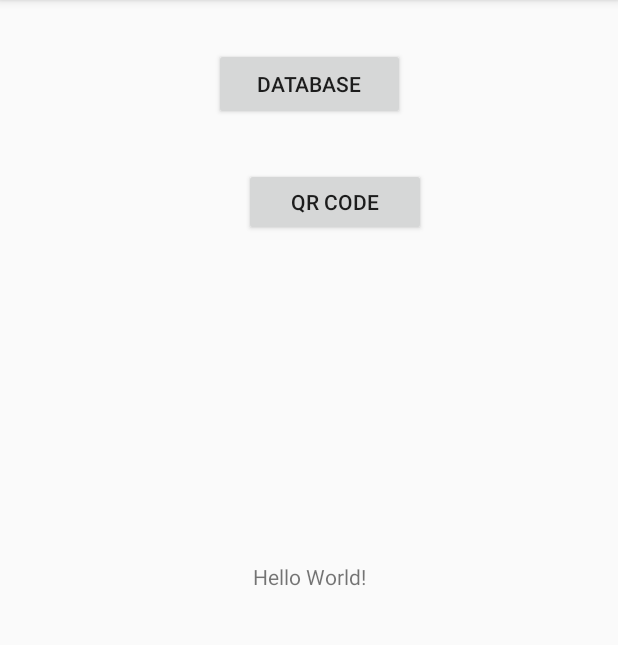
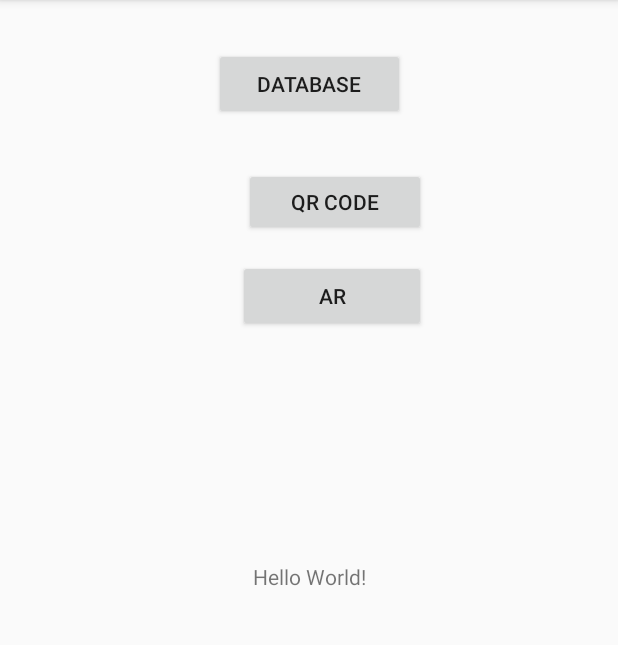
Before and after one commit to Nemos94/AzureDataTestDocuments, an Android app: the screen it shows after launch (MainActivity), on a phone screen of 412 x 824 dp, the part 84-729 px from its top. Run offline under Robolectric (Android 15) with nearby library versions, the phone set to English and light mode, and no system bars; libraries missing offline, so code that uses them is left out: com.azure.data; 1 statement that could not run was skipped.

```diff
--- a/app/src/main/java/com/example/pcgomes/azuredatatestdocuments/MainActivity.java
+++ b/app/src/main/java/com/example/pcgomes/azuredatatestdocuments/MainActivity.java
@@ -26,6 +26,15 @@ public class MainActivity extends AppCompatActivity {
                 startActivity(c);
             }
         });
+
+        Button ar = findViewById(R.id.AugmentedRealityButton);
+        ar.setOnClickListener(new View.OnClickListener() {
+            @Override
+            public void onClick(View v) {
+                Intent c = new Intent(getApplicationContext(), AugmentedReality.class);
+                startActivity(c);
+            }
+        });
         Button qr = findViewById(R.id.buttonQrCode);
         qr.setOnClickListener(new View.OnClickListener() {
             @Override
@@ -40,6 +49,5 @@ public class MainActivity extends AppCompatActivity {
 
         }));
 
-
     }
 }
--- a/app/src/main/java/com/example/pcgomes/azuredatatestdocuments/QrCodeActivity.java
+++ b/app/src/main/java/com/example/pcgomes/azuredatatestdocuments/QrCodeActivity.java
@@ -165,7 +165,6 @@ public class QrCodeActivity extends Activity {
                     .from("Equipment")
                     .where("deviceId", _idDevice);
 
-
             AzureData.queryDocuments("Equipment", "valuesDatabase", query, DictionaryDocument.class,null, onCallback( response  -> {
                 Log.e(TAG, "Document list result: " + response.isSuccessful());
 
@@ -176,6 +175,7 @@ public class QrCodeActivity extends Activity {
                             Object alert = response.getResource().getItems().get(i).get("alert");
                             //valor do sensor
                             Object valueSensor = response.getResource().getItems().get(i).get("value");
+                            //data correspondente a cada valor
                             Object datavalor = response.getResource().getItems().get(i).get("data");
                             //Transforma o valor do alerta do sensor decimal para int
                             int valueSensorInt  = (int) Double.parseDouble(valueSensor.toString());
@@ -204,7 +204,6 @@ public class QrCodeActivity extends Activity {
                         }
                         dialog.cancel();
                     }
-
                 intent.putExtra("id_equipamento", _idDevice);
                 //intent.putExtra("listaValuesSensor", listaValuesSensor.get(coll.getId()).toString());
                 intent.putExtra("listaValuesSensor", listaValuesSensor);
@@ -212,7 +211,6 @@ public class QrCodeActivity extends Activity {
                 startActivity(intent);
 
             }));
-
         }
         catch (Exception ex) {
             ex.printStackTrace();
--- a/app/src/main/res/layout/activity_main.xml
+++ b/app/src/main/res/layout/activity_main.xml
@@ -7,6 +7,7 @@
     tools:context=".MainActivity">
 
     <TextView
+        android:id="@+id/textView"
         android:layout_width="wrap_content"
         android:layout_height="wrap_content"
         android:text="Hello World!"
@@ -40,4 +41,15 @@
         app:layout_constraintEnd_toEndOf="parent"
         app:layout_constraintTop_toBottomOf="@+id/buttonChangeActivity" />
 
+    <Button
+        android:id="@+id/AugmentedRealityButton"
+        android:layout_width="125dp"
+        android:layout_height="wrap_content"
+        android:layout_marginTop="16dp"
+        android:layout_marginEnd="128dp"
+        android:layout_marginRight="128dp"
+        android:text="AR"
+        app:layout_constraintEnd_toEndOf="parent"
+        app:layout_constraintTop_toBottomOf="@+id/buttonQrCode" />
+
 </android.support.constraint.ConstraintLayout>
--- a/build.gradle
+++ b/build.gradle
@@ -8,7 +8,7 @@ buildscript {
     }
     dependencies {
         classpath 'com.android.tools.build:gradle:3.2.1'
-
+        classpath 'com.google.ar.sceneform:plugin:1.5.0'
 
         // NOTE: Do not place your application dependencies here; they belong
         // in the individual module build.gradle files
```
Also changed, not shown: app/build.gradle (+8 -0 lines), app/src/main/AndroidManifest.xml (+12 -0 lines), app/src/main/java/com/example/pcgomes/azuredatatestdocuments/AugmentedReality.java (added, +94 -0 lines), 2 other files.
